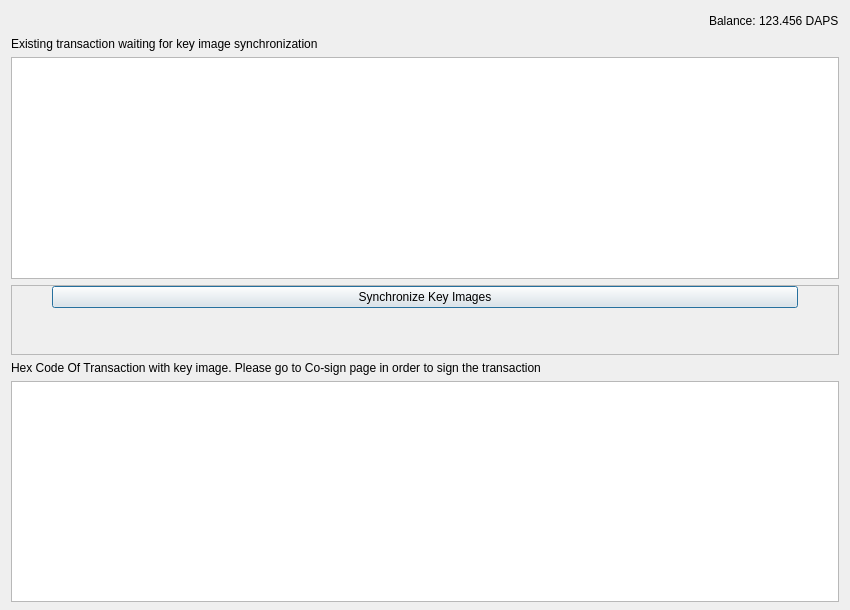
This is src/qt/forms/keyimagesync.ui in TheArcadiaGroup/DAPS as Qt 5 draws it before an edit. The edited form follows.
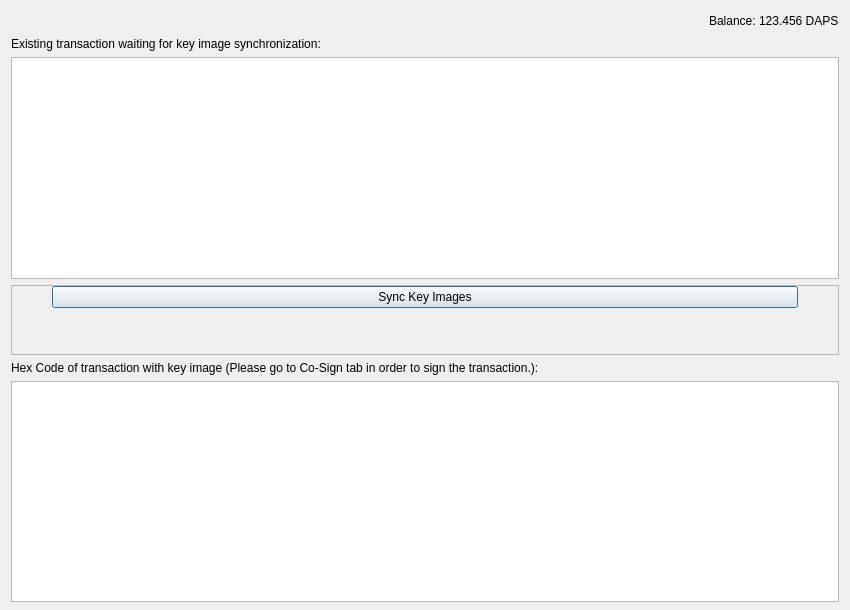
This is the edited form.

```diff
--- a/src/qt/forms/keyimagesync.ui
+++ b/src/qt/forms/keyimagesync.ui
@@ -85,14 +85,14 @@
    <item>
     <widget class="QLabel" name="label_3">
      <property name="text">
-      <string>Existing transaction waiting for key image synchronization </string>
+      <string>Existing transaction waiting for key image synchronization: </string>
      </property>
     </widget>
    </item>
    <item>
-    <layout class="QHBoxLayout" name="horizontalLayout">
+    <layout class="QHBoxLayout" name="horizontalLayout_3">
      <item>
-      <layout class="QHBoxLayout" name="horizontalLayout_2">
+      <layout class="QHBoxLayout" name="horizontalLayout_4">
        <property name="spacing">
         <number>3</number>
        </property>
@@ -122,8 +122,8 @@
        <rect>
         <x>0</x>
         <y>0</y>
-        <width>824</width>
-        <height>34</height>
+        <width>830</width>
+        <height>27</height>
        </rect>
       </property>
       <property name="sizePolicy">
@@ -178,7 +178,7 @@
              </property>
              <property name="minimumSize">
               <size>
-               <width>150</width>
+               <width>220</width>
                <height>0</height>
               </size>
              </property>
@@ -186,7 +186,7 @@
               <string>Confirm the send action</string>
              </property>
              <property name="text">
-              <string>Synchronize Key Images</string>
+              <string>Sync Key Images</string>
              </property>
              <property name="autoDefault">
               <bool>false</bool>
@@ -223,7 +223,7 @@
    <item>
     <widget class="QLabel" name="label_2">
      <property name="text">
-      <string>Hex Code Of Transaction with key image. Please go to Co-sign page in order to sign the transaction</string>
+      <string>Hex Code of transaction with key image (Please go to Co-Sign tab in order to sign the transaction.): </string>
      </property>
     </widget>
    </item>
```
Left out of the diff: 18 changed lines with no effect on the pictures.
